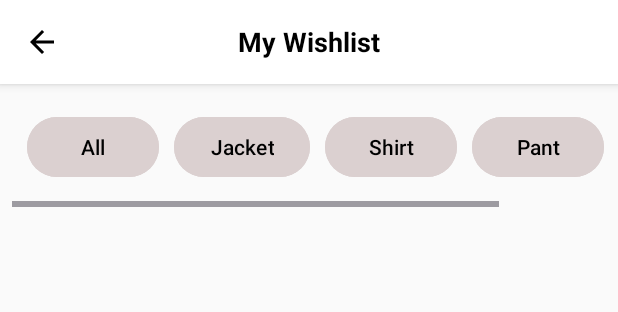
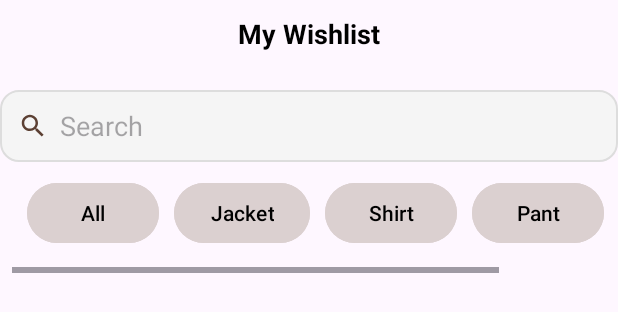
Before and after one commit to hoanghuy-269/ClothingStoreApp, an Android app: the layout my_wishlist_layout.xml on its own in the app's theme, with its tools: preview values and no code run, on a phone screen of 412 x 824 dp. Shown: the top 312 px of the screen. Run offline under Robolectric (Android 15) with nearby library versions, the phone set to English and light mode, and no system bars.

Commit message:
huy add search

```diff
--- a/app/src/main/java/com/example/clothingstoreapp/Activities/HomeActivity.kt
+++ b/app/src/main/java/com/example/clothingstoreapp/Activities/HomeActivity.kt
@@ -56,7 +56,6 @@ class HomeActivity : Fragment() {
             loadProducts()
         }
         setupBanner()
-        setupSearch()
         loadProducts()
     }
 
@@ -74,10 +73,6 @@ class HomeActivity : Fragment() {
         bannerHandler.postDelayed(runnable, 3000)
     }
 
-    private fun setupSearch() {
-        binding.edtSearch.isEnabled = false
-        binding.txtNoResult.visibility = View.GONE
-    }
 
     private fun loadProducts() {
         val userId = FirebaseAuth.getInstance().currentUser?.uid
--- a/app/src/main/java/com/example/clothingstoreapp/Activities/WelcomeOderActivity.kt
+++ b/app/src/main/java/com/example/clothingstoreapp/Activities/WelcomeOderActivity.kt
@@ -22,6 +22,5 @@ class WelcomeOderActivity : AppCompatActivity() {
             overridePendingTransition(R.anim.slide_out_left,R.anim.slide_in_left)
 
         }
-
     }
 }
--- a/app/src/main/java/com/example/clothingstoreapp/Repository/ProductRepository.kt
+++ b/app/src/main/java/com/example/clothingstoreapp/Repository/ProductRepository.kt
@@ -58,8 +58,6 @@ object ProductRepository {
     fun getProductsByIds(ids: Set<String>, onSuccess: (List<Product>) -> Unit, onFailure: (Exception) -> Unit) {
         val products = mutableListOf<Product>()
         val db = FirebaseFirestore.getInstance()
-
-        // Lặp qua các ID và lấy sản phẩm tương ứng
         for (id in ids) {
             db.collection("products").document(id).get()
                 .addOnSuccessListener { document ->
@@ -67,7 +65,6 @@ object ProductRepository {
                         val product = document.toObject(Product::class.java)
                         product?.let { products.add(it) }
 
-                        // Kiểm tra xem đã lấy đủ sản phẩm chưa
                         if (products.size == ids.size) {
                             onSuccess(products)
                         }
--- a/app/src/main/res/layout/my_wishlist_layout.xml
+++ b/app/src/main/res/layout/my_wishlist_layout.xml
@@ -2,49 +2,68 @@
 <androidx.coordinatorlayout.widget.CoordinatorLayout xmlns:android="http://schemas.android.com/apk/res/android"
     xmlns:app="http://schemas.android.com/apk/res-auto"
     android:layout_width="match_parent"
-    android:layout_height="match_parent"
-    android:background="#FAFAFA">
+    android:layout_height="match_parent">
 
-    <!-- Toolbar -->
-    <RelativeLayout
+
+    <TextView
+        android:layout_marginTop="10dp"
+        android:layout_gravity="top|center"
+        android:id="@+id/titleText"
+        android:layout_width="wrap_content"
+        android:layout_height="wrap_content"
+        android:layout_centerInParent="true"
+        android:text="My Wishlist"
+        android:textColor="@android:color/black"
+        android:textSize="18sp"
+        android:textStyle="bold" />
+
+    <LinearLayout
         android:layout_width="match_parent"
-        android:layout_height="56dp"
-        android:background="@android:color/white"
-        android:elevation="4dp"
-        android:paddingStart="16dp"
-        android:paddingEnd="16dp">
+        android:layout_height="48dp"
+        android:layout_marginTop="60dp"
+        android:orientation="horizontal"
+        android:background="@drawable/bg_search"
+        android:gravity="center_vertical"
+        android:paddingHorizontal="12dp">
 
-        <!-- Nút back -->
         <ImageView
-            android:id="@+id/btnBack"
-            android:layout_width="24dp"
-            android:layout_height="24dp"
-            android:layout_alignParentStart="true"
-            android:layout_centerVertical="true"
-            android:contentDescription="Back"
-            android:src="@drawable/ic_back" />
+            android:layout_width="20dp"
+            android:layout_height="20dp"
+            android:src="@drawable/img_search"
+            android:contentDescription="Search Icon"
+            app:tint="#5C4033" />
 
-        <!-- Tiêu đề chính giữa -->
+        <EditText
+            android:id="@+id/edtSearch"
+            android:layout_width="0dp"
+            android:layout_height="match_parent"
+            android:layout_weight="1"
+            android:hint="Search"
+            android:background="@android:color/transparent"
+            android:paddingStart="8dp"
+            android:textColor="#000" />
+
         <TextView
-            android:id="@+id/titleText"
-            android:layout_width="wrap_content"
+            android:id="@+id/txtNoResult"
+            android:layout_width="match_parent"
             android:layout_height="wrap_content"
-            android:layout_centerInParent="true"
-            android:text="My Wishlist"
-            android:textColor="@android:color/black"
-            android:textSize="18sp"
-            android:textStyle="bold" />
-    </RelativeLayout>
-
+            android:text="Không tìm thấy sản phẩm"
+            android:textAlignment="center"
+            android:visibility="gone"
+            android:textColor="@android:color/darker_gray"
+            android:padding="16dp"/>
+    </LinearLayout>
 
     <!-- Nội dung chính -->
     <LinearLayout
         android:layout_width="match_parent"
         android:layout_height="match_parent"
-        android:layout_marginTop="56dp"
+        android:layout_marginTop="100dp"
         android:orientation="vertical">
 
         <!-- Danh mục tab -->
+
+        <!-- Danh sách sản phẩm -->
         <HorizontalScrollView
             android:layout_width="match_parent"
             android:layout_height="90dp"
@@ -61,6 +80,7 @@
                 android:orientation="horizontal">
 
                 <Button
+                    android:id="@+id/btnAll"
                     android:layout_width="wrap_content"
                     android:layout_height="wrap_content"
                     android:backgroundTint="#DBD0D0"
@@ -68,6 +88,7 @@
                     android:textColor="@color/black" />
 
                 <Button
+                    android:id="@+id/btnJacket"
                     android:layout_width="wrap_content"
                     android:layout_height="wrap_content"
                     android:layout_marginLeft="10dp"
@@ -76,6 +97,7 @@
                     android:textColor="@color/black" />
 
                 <Button
+                    android:id="@+id/btnShirt"
                     android:layout_width="wrap_content"
                     android:layout_height="wrap_content"
                     android:layout_marginLeft="10dp"
@@ -84,6 +106,7 @@
                     android:textColor="@color/black" />
 
                 <Button
+                    android:id="@+id/btnPant"
                     android:layout_width="wrap_content"
                     android:layout_height="wrap_content"
                     android:layout_marginLeft="10dp"
@@ -92,18 +115,16 @@
                     android:textColor="@color/black" />
 
                 <Button
+                    android:id="@+id/btnTShirt"
                     android:layout_width="wrap_content"
                     android:layout_height="wrap_content"
                     android:layout_marginLeft="10dp"
                     android:backgroundTint="#DBD0D0"
                     android:text="T-Shirt"
                     android:textColor="@color/black" />
-
             </LinearLayout>
         </HorizontalScrollView>
 
-
-        <!-- Danh sách sản phẩm -->
         <androidx.recyclerview.widget.RecyclerView
             android:id="@+id/recyclerView"
             android:layout_width="match_parent"
@@ -112,6 +133,5 @@
             android:clipToPadding="false"
             android:padding="8dp"
             android:scrollbars="vertical" />
-
     </LinearLayout>
 </androidx.coordinatorlayout.widget.CoordinatorLayout>
```
Also changed, not shown: app/src/main/java/com/example/clothingstoreapp/Activities/WishListActivity.kt (+51 -11 lines), app/src/main/java/com/example/clothingstoreapp/Adapter/ProductAdapter.kt (+6 -10 lines), app/src/main/java/com/example/clothingstoreapp/Adapter/WishListAadpter.kt (+16 -5 lines), app/src/main/java/com/example/clothingstoreapp/Repository/WishListRepository.kt (+27 -0 lines).
